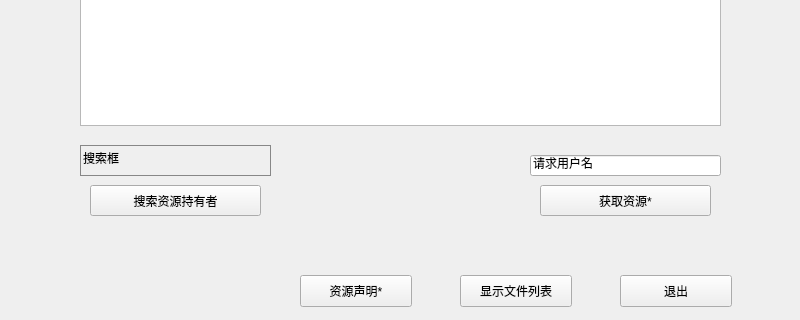
Old version of the form pan/Ui_panWindow.ui in the repository lilyht/socketproject; both pictures show x 0 to 800 and y 185 to 505 of the 800 by 600 pixel window.
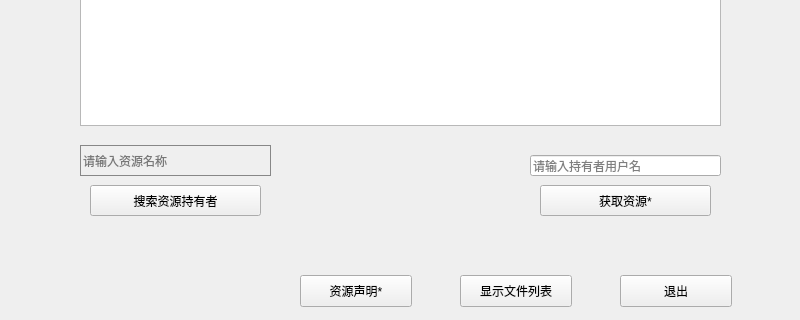
New version of the form.

Commit message:
修复了cl和sc查库异常；实现查询列表和持有者信息
fetchall()不会返回异常

The edit to the form file:
```diff
--- a/pan/Ui_panWindow.ui
+++ b/pan/Ui_panWindow.ui
@@ -88,7 +88,10 @@
 </string>
     </property>
     <property name="text">
-     <string>搜索框</string>
+     <string/>
+    </property>
+    <property name="placeholderText">
+     <string>请输入资源名称</string>
     </property>
    </widget>
    <widget class="QPushButton" name="searchButton">
@@ -167,7 +170,10 @@
 </string>
     </property>
     <property name="text">
-     <string>请求用户名</string>
+     <string/>
+    </property>
+    <property name="placeholderText">
+     <string>请输入持有者用户名</string>
     </property>
    </widget>
    <widget class="QTableView" name="resultTable">
```
The commit also changes 7 other files.
